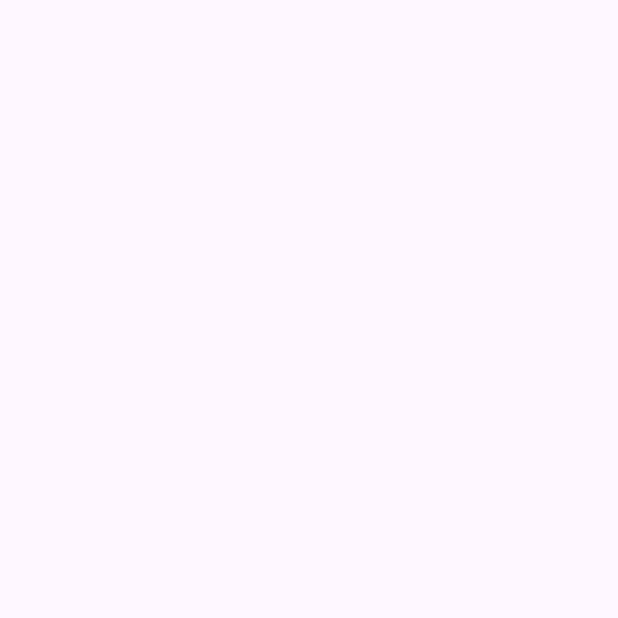
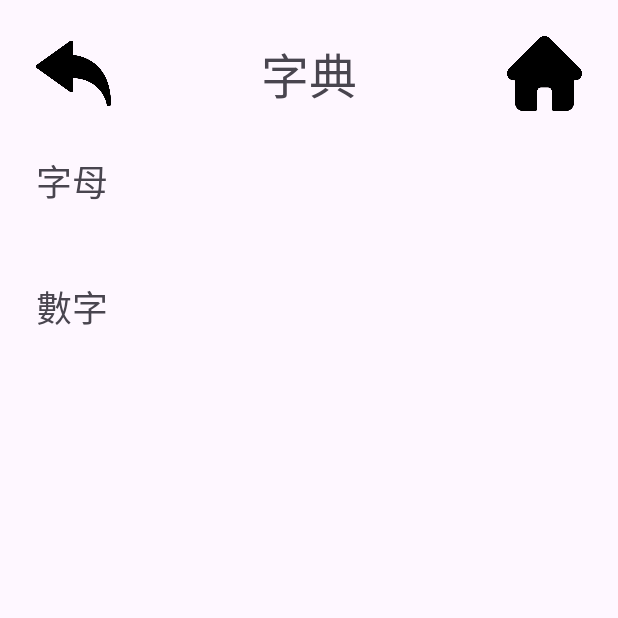
Before and after one commit to Soul4612/MAP_FP, an Android app: the DictionaryActivity screen opened directly, with no data from a screen before it, on a phone screen of 412 x 824 dp, the top half of it. Before the commit the part shown is empty. Run offline under Robolectric (Android 15) with nearby library versions, the phone set to English and light mode, and no system bars.

Commit message:
簡單更新字典(尚未實作內容)

```diff
--- a/app/src/main/java/fcu/iecs/morselearning/DictionaryActivity.java
+++ b/app/src/main/java/fcu/iecs/morselearning/DictionaryActivity.java
@@ -1,6 +1,9 @@
 package fcu.iecs.morselearning;
 
+import android.content.Intent;
 import android.os.Bundle;
+import android.view.View;
+import android.widget.ImageView;
 
 import androidx.activity.EdgeToEdge;
 import androidx.appcompat.app.AppCompatActivity;
@@ -9,6 +12,8 @@ import androidx.core.view.ViewCompat;
 import androidx.core.view.WindowInsetsCompat;
 
 public class DictionaryActivity extends AppCompatActivity {
+    private ImageView iv_back;
+    private ImageView iv_home;
 
     @Override
     protected void onCreate(Bundle savedInstanceState) {
@@ -20,5 +25,22 @@ public class DictionaryActivity extends AppCompatActivity {
             v.setPadding(systemBars.left, systemBars.top, systemBars.right, systemBars.bottom);
             return insets;
         });
+
+        iv_back = findViewById(R.id.iv_back);
+        iv_home = findViewById(R.id.iv_home);
+
+        iv_back.setOnClickListener(new View.OnClickListener() {
+            @Override
+            public void onClick(View v) {
+                finish();
+            }
+        });
+
+        iv_home.setOnClickListener(new View.OnClickListener() {
+            @Override
+            public void onClick(View v) {
+                finish();
+            }
+        });
     }
 }
--- a/app/src/main/res/layout/activity_dictionary.xml
+++ b/app/src/main/res/layout/activity_dictionary.xml
@@ -7,4 +7,73 @@
     android:layout_height="match_parent"
     tools:context=".DictionaryActivity">
 
+    <TextView
+        android:id="@+id/textView2"
+        android:layout_width="wrap_content"
+        android:layout_height="wrap_content"
+        android:padding="5sp"
+        android:text="字典"
+        android:textSize="32sp"
+        app:layout_constraintBottom_toBottomOf="@+id/iv_back"
+        app:layout_constraintEnd_toStartOf="@+id/iv_home"
+        app:layout_constraintStart_toEndOf="@+id/iv_back"
+        app:layout_constraintTop_toTopOf="@+id/iv_back" />
+
+    <ImageView
+        android:id="@+id/iv_back"
+        android:layout_width="50dp"
+        android:layout_height="50dp"
+        android:layout_marginStart="24dp"
+        android:layout_marginTop="24dp"
+        android:src="@drawable/back"
+        app:layout_constraintStart_toStartOf="parent"
+        app:layout_constraintTop_toTopOf="parent" />
+
+    <ImageView
+        android:id="@+id/iv_home"
+        android:layout_width="50dp"
+        android:layout_height="50dp"
+        android:layout_marginEnd="24dp"
+        android:src="@drawable/home"
+        app:layout_constraintEnd_toEndOf="parent"
+        app:layout_constraintTop_toTopOf="@+id/iv_back" />
+
+    <androidx.recyclerview.widget.RecyclerView
+        android:id="@+id/recyclerView"
+        android:layout_width="0dp"
+        android:layout_height="0dp"
+        android:layout_marginTop="24dp"
+        android:layout_marginEnd="24dp"
+        app:layout_constraintEnd_toEndOf="parent"
+        app:layout_constraintStart_toStartOf="@+id/textView3"
+        app:layout_constraintTop_toBottomOf="@+id/textView3" />
+
+    <TextView
+        android:id="@+id/textView3"
+        android:layout_width="wrap_content"
+        android:layout_height="wrap_content"
+        android:layout_marginStart="24dp"
+        android:layout_marginTop="24dp"
+        android:text="字母"
+        android:textSize="24sp"
+        app:layout_constraintStart_toStartOf="parent"
+        app:layout_constraintTop_toBottomOf="@+id/textView2" />
+
+    <TextView
+        android:id="@+id/textView4"
+        android:layout_width="wrap_content"
+        android:layout_height="wrap_content"
+        android:layout_marginTop="24dp"
+        android:text="數字"
+        android:textSize="24sp"
+        app:layout_constraintStart_toStartOf="@+id/textView3"
+        app:layout_constraintTop_toBottomOf="@+id/recyclerView" />
+
+    <androidx.recyclerview.widget.RecyclerView
+        android:layout_width="0dp"
+        android:layout_height="0dp"
+        android:layout_marginTop="24dp"
+        app:layout_constraintEnd_toEndOf="@+id/recyclerView"
+        app:layout_constraintStart_toStartOf="@+id/textView4"
+        app:layout_constraintTop_toBottomOf="@+id/textView4" />
 </androidx.constraintlayout.widget.ConstraintLayout>
```
Also changed, not shown: app/src/main/res/drawable/back.png (added), app/src/main/res/drawable/home.png (added).
